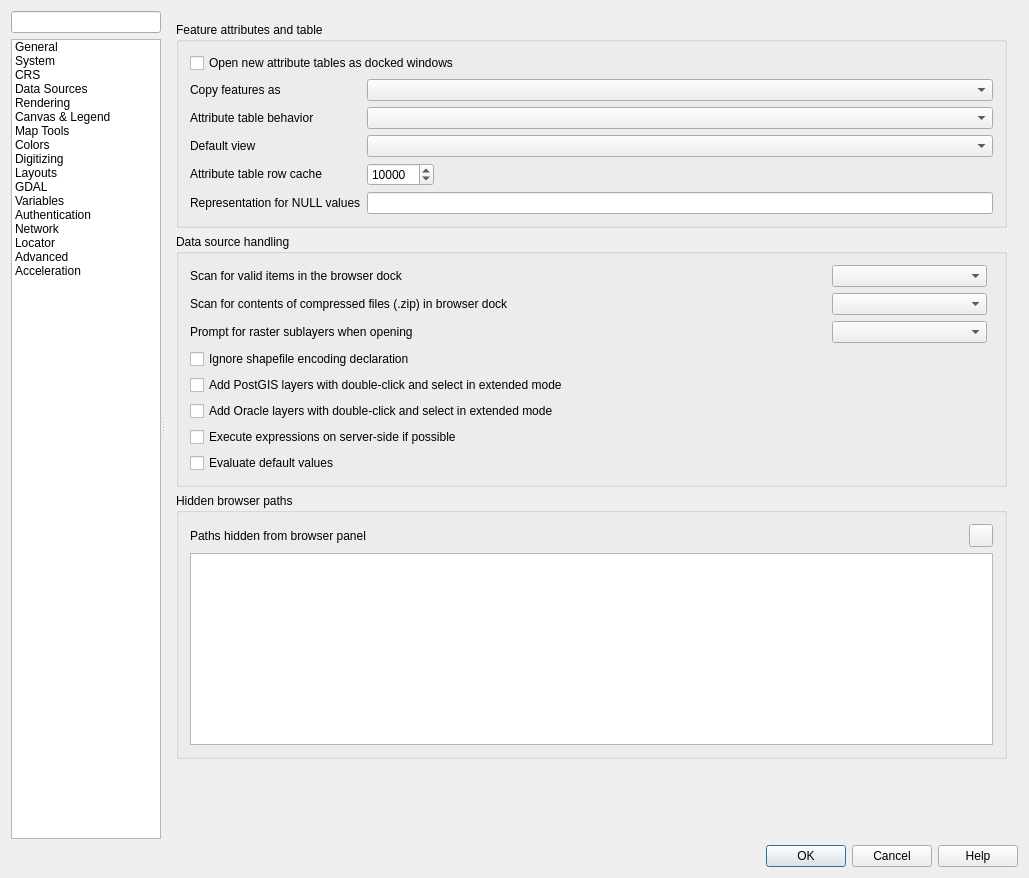
Qt form src/ui/qgsoptionsbase.ui (qgis/QGIS) before a commit.
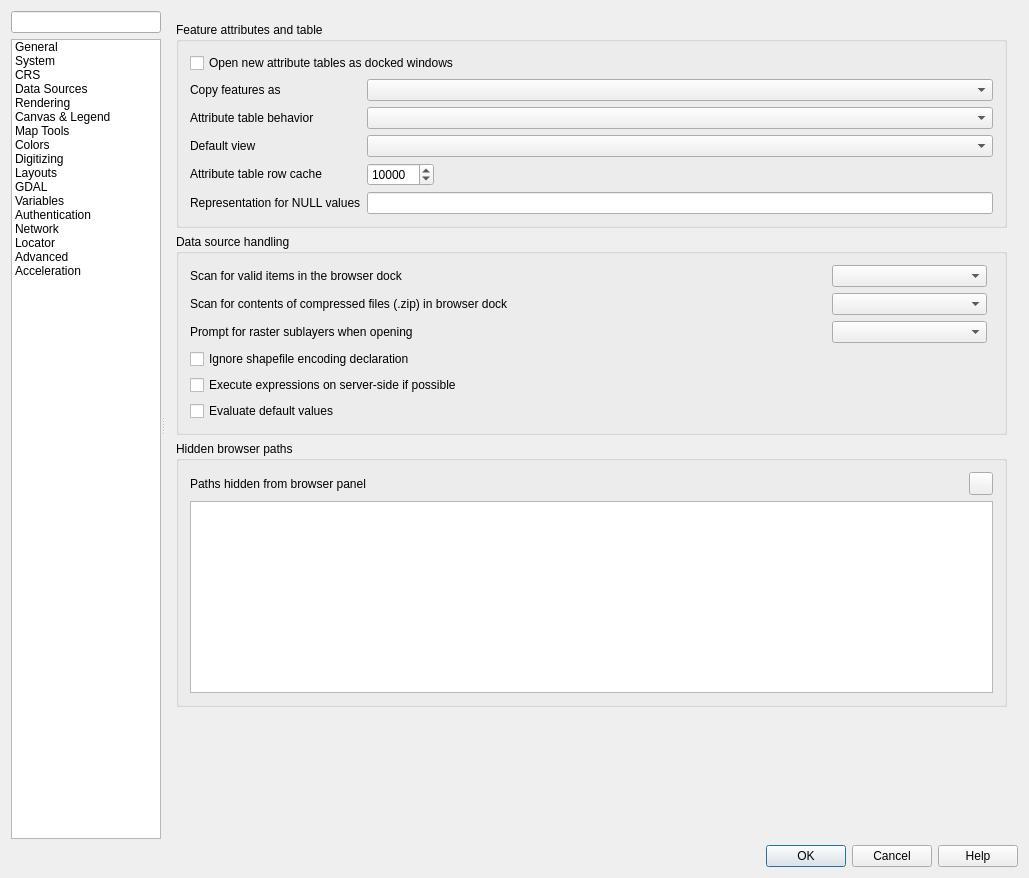
The same form after that commit. The open tabs and pages were chosen to show the change. Icons and pictures are not drawn. Custom widgets are drawn as their Qt base class.

Commit message: Remove option to change selection mode of postgres and oracle dialogs

```diff
--- a/src/ui/qgsoptionsbase.ui
+++ b/src/ui/qgsoptionsbase.ui
@@ -1991,20 +1991,6 @@
                     </property>
                    </widget>
                   </item>
-                  <item row="4" column="0" colspan="4">
-                   <widget class="QCheckBox" name="cbxAddPostgisDC">
-                    <property name="text">
-                     <string>Add PostGIS layers with double-click and select in extended mode</string>
-                    </property>
-                   </widget>
-                  </item>
-                  <item row="5" column="0" colspan="4">
-                   <widget class="QCheckBox" name="cbxAddOracleDC">
-                    <property name="text">
-                     <string>Add Oracle layers with double-click and select in extended mode</string>
-                    </property>
-                   </widget>
-                  </item>
                   <item row="1" column="2">
                    <widget class="QComboBox" name="cmbScanZipInBrowser">
                     <property name="currentIndex">
```
The commit also changes 3 other files.
